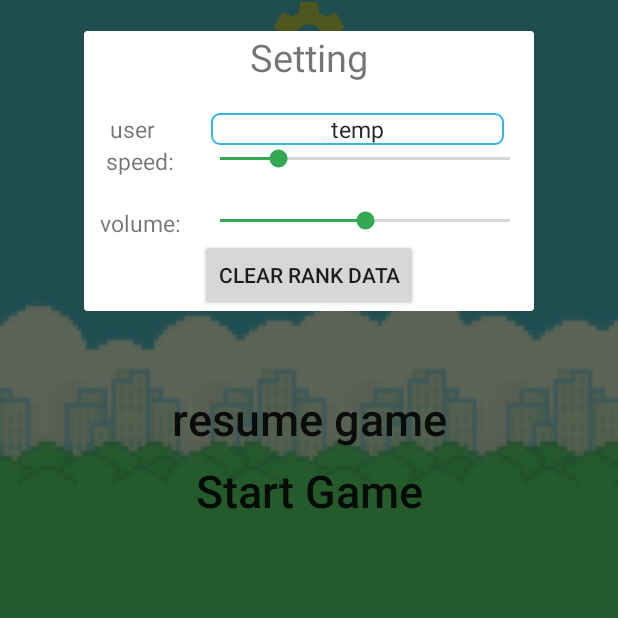
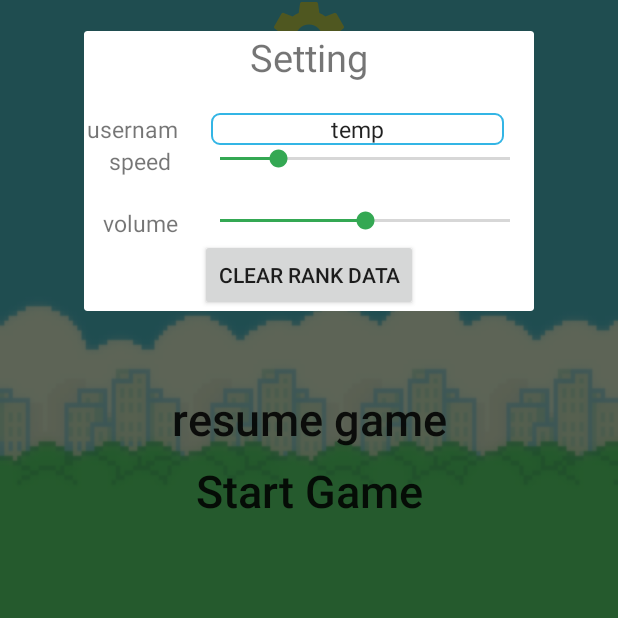
Before and after one commit to cnRobinHood/FlappyBird, an Android app: the fragment SettingsDialogFragment placed in its activity, on a phone screen of 412 x 824 dp, the part 447-1065 px from its top. Run offline under Robolectric (Android 15) with nearby library versions, the phone set to English and light mode, and no system bars.

Commit message:
1.添加中文翻译 2.提取字符串到资源文件

```diff
--- a/app/src/main/java/com/lc/flappybird/adapter/RankingListAdapter.java
+++ b/app/src/main/java/com/lc/flappybird/adapter/RankingListAdapter.java
@@ -33,9 +33,9 @@ public class RankingListAdapter extends RecyclerView.Adapter<RecyclerView.ViewHo
     @Override
     public void onBindViewHolder(@NonNull RecyclerView.ViewHolder holder, int position) {
         if (0 == position) {
-            ((RankListViewHolder) holder).mGameTimeTextView.setText("SpendTime");
-            ((RankListViewHolder) holder).mScoreTextView.setText("Scores");
-            ((RankListViewHolder) holder).mUserNameTextView.setText("UserName");
+            ((RankListViewHolder) holder).mGameTimeTextView.setText(R.string.time);
+            ((RankListViewHolder) holder).mScoreTextView.setText(R.string.score);
+            ((RankListViewHolder) holder).mUserNameTextView.setText(R.string.user_name);
             return;
         }
         position -= 1;
--- a/app/src/main/res/layout/activity_starting.xml
+++ b/app/src/main/res/layout/activity_starting.xml
@@ -44,7 +44,7 @@
                 android:layout_gravity="center_horizontal"
                 android:layout_marginTop="200dp"
                 android:background="@android:color/transparent"
-                android:text="resume game"
+                android:text="@string/resume_game"
                 android:textAllCaps="false"
                 android:visibility="invisible"
                 android:textSize="30sp" />
@@ -70,7 +70,6 @@
         android:layout_width="wrap_content"
         android:layout_height="match_parent"
         android:layout_alignParentEnd="true"
-        android:layout_alignParentRight="true"
         android:layout_alignParentBottom="true"
         android:layout_marginBottom="30dp"
         android:onClick="showRankingListDialog"
--- a/app/src/main/res/layout/rankiinglist_widget.xml
+++ b/app/src/main/res/layout/rankiinglist_widget.xml
@@ -12,7 +12,7 @@
         android:layout_height="45dp"
         android:layout_gravity="center_horizontal"
         android:gravity="center"
-        android:text="Ranking List"
+        android:text="@string/ranking_list"
         android:textAppearance="?android:attr/textAppearanceMedium" />
 
     <FrameLayout
@@ -29,7 +29,7 @@
             android:layout_width="wrap_content"
             android:layout_height="wrap_content"
             android:layout_gravity="center"
-            android:text="No Items Available"
+            android:text="@string/no_items_available"
             android:textSize="22sp" />
     </FrameLayout>
 
--- a/app/src/main/res/layout/ranking_list.xml
+++ b/app/src/main/res/layout/ranking_list.xml
@@ -9,7 +9,7 @@
         android:layout_height="wrap_content"
         android:layout_gravity="center_horizontal"
         android:gravity="center_horizontal"
-        android:text="Ranking List"
+        android:text="@string/ranking_list"
         android:textSize="25sp" />
 
     <androidx.recyclerview.widget.RecyclerView
--- a/app/src/main/res/layout/setting.xml
+++ b/app/src/main/res/layout/setting.xml
@@ -9,7 +9,7 @@
         android:layout_height="wrap_content"
         android:layout_gravity="center_horizontal"
         android:gravity="center_horizontal"
-        android:text="Setting"
+        android:text="@string/setting"
         android:textSize="25sp" />
 
     <LinearLayout
@@ -23,7 +23,7 @@
             android:layout_height="wrap_content"
             android:layout_weight="1"
             android:gravity="center_horizontal"
-            android:text="user name:"
+            android:text="@string/user_name"
             android:textSize="15sp" />
 
         <EditText
@@ -47,7 +47,7 @@
             android:layout_height="wrap_content"
             android:layout_weight="1"
             android:gravity="center_horizontal"
-            android:text="speed:"
+            android:text="@string/speed"
             android:textSize="15sp" />
 
         <SeekBar
@@ -69,7 +69,7 @@
             android:layout_height="wrap_content"
             android:layout_weight="1"
             android:gravity="center_horizontal"
-            android:text="volume:"
+            android:text="@string/volume"
             android:textSize="15sp" />
 
         <SeekBar
@@ -86,7 +86,7 @@
         android:layout_width="wrap_content"
         android:layout_height="wrap_content"
         android:layout_gravity="center_horizontal"
-        android:text="clear rank data" />
+        android:text="@string/clear_rank_data" />
 
 
 </LinearLayout>
--- a/app/src/main/res/values/strings.xml
+++ b/app/src/main/res/values/strings.xml
@@ -2,4 +2,14 @@
     <string name="app_name">FlappyBird</string>
     <string name="bt_start">Start Game</string>
     <string name="bt_setting">Settings</string>
+    <string name="setting">Setting</string>
+    <string name="user_name">username</string>
+    <string name="speed">speed</string>
+    <string name="volume">volume</string>
+    <string name="clear_rank_data">clear rank data</string>
+    <string name="ranking_list">Ranking List</string>
+    <string name="no_items_available">No Items Available</string>
+    <string name="resume_game">resume game</string>
+    <string name="score">score</string>
+    <string name="time">spendtime</string>
 </resources>
```
Also changed, not shown: 1 other file.
